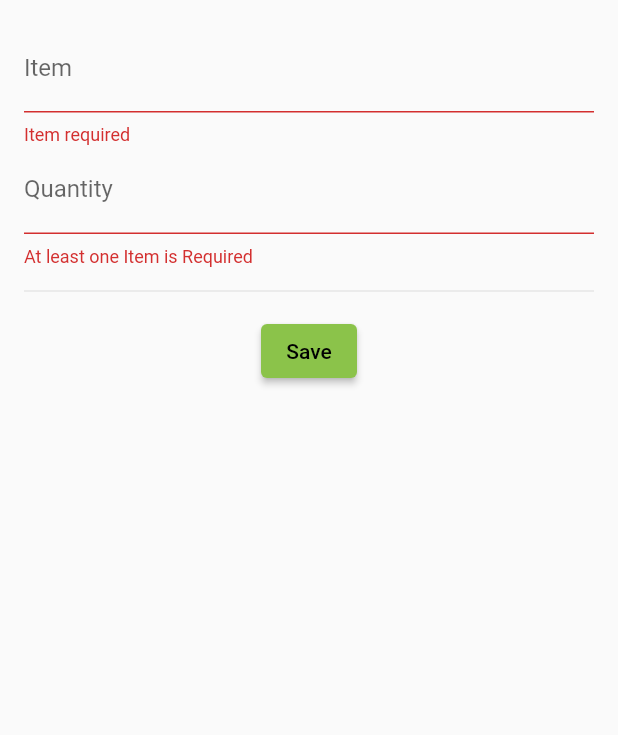
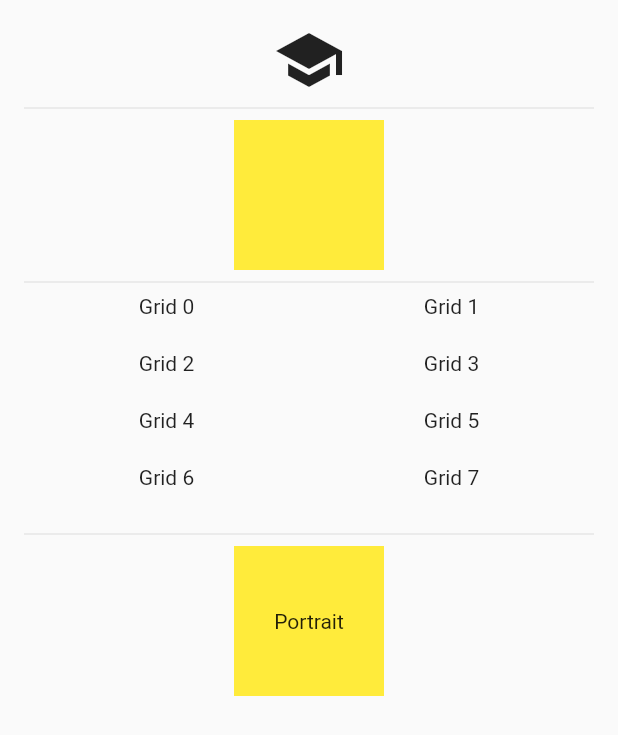
Before and after one commit to WSzoda/Flutter-Beginner, a Flutter app: the screen it shows after launch, on a phone screen of 412 x 824 dp. Shown: the top 735 px of the screen. Run offline on Flutter 3.47's test engine with Material 2 defaults, Android fonts, the phone set to English and light mode, and no system bars.

Commit message:
ch6_orientation

```diff
--- a/lib/pages/home.dart
+++ b/lib/pages/home.dart
@@ -8,75 +8,128 @@ class Home extends StatefulWidget {
 }
 
 class _HomeState extends State<Home> {
-  final GlobalKey<FormState> _formStateKey = GlobalKey<FormState>();
-  final Order _order = Order();
-
-  String? _validateItemRequired(String value) {
-    return value.isEmpty ? "Item required" : null;
-  }
-
-  String? _validateItemCount(String value) {
-    int? valueAsInteger = value.isEmpty ? 0 : int.tryParse(value);
-    return valueAsInteger == 0 ? 'At least one Item is Required' : null;
-  }
-
-  void _submitOrder() {
-    if (_formStateKey.currentState!.validate()) {
-      _formStateKey.currentState?.save();
-      print('Order Item: ${_order.item}');
-      print('Order Quantity: ${_order.quantity}');
-    }
-  }
-
   @override
   Widget build(BuildContext context) {
     return Scaffold(
       body: SafeArea(
-        child: Column(
-          children: [
-            Form(
-              key: _formStateKey,
-              autovalidateMode: AutovalidateMode.always,
-              child: Padding(
-                padding: const EdgeInsets.all(16),
-                child: Column(
-                  children: [
-                    TextFormField(
-                      decoration: const InputDecoration(
-                        hintText: 'Espresso',
-                        labelText: 'Item',
-                      ),
-                      validator: (value) => _validateItemRequired(value!),
-                      onSaved: (newValue) => _order.item = newValue!,
-                    ),
-                    TextFormField(
-                      decoration: InputDecoration(
-                        hintText: '3',
-                        labelText: 'Quantity',
-                      ),
-                      validator: (value) => _validateItemCount(value!),
-                      onSaved: (newValue) =>
-                          _order.quantity = int.tryParse(newValue!)!,
-                    ),
-                    Divider(
-                      height: 32,
-                    ),
-                    ElevatedButton(
-                      onPressed: () => _submitOrder(),
-                      child: Text('Save'),
-                    )
-                  ],
-                ),
-              ),
+        child: SingleChildScrollView(
+          child: Padding(
+            padding: const EdgeInsets.all(16),
+            child: Column(
+              children: const [
+                OrientationLayoutIconsWidget(),
+                Divider(),
+                OrientationLayoutWidget(),
+                Divider(),
+                GridViewWidget(),
+                Divider(),
+                OrientationBuilderWidget()
+              ],
             ),
-          ],
+          ),
         ),
       ),
     );
   }
 }
 
-class Order {
-  late String item;
-  late int quantity;
+class OrientationLayoutIconsWidget extends StatelessWidget {
+  const OrientationLayoutIconsWidget({super.key});
+
+  @override
+  Widget build(BuildContext context) {
+    Orientation orientation = MediaQuery.of(context).orientation;
+    return orientation == Orientation.portrait
+        ? Row(
+            mainAxisAlignment: MainAxisAlignment.center,
+            children: const [
+              Icon(
+                Icons.school,
+                size: 48,
+              ),
+            ],
+          )
+        : Row(
+            mainAxisAlignment: MainAxisAlignment.center,
+            children: const [
+              Icon(
+                Icons.school,
+                size: 48,
+              ),
+              Icon(
+                Icons.brush,
+                size: 48,
+              )
+            ],
+          );
+  }
 }
+
+class OrientationLayoutWidget extends StatelessWidget {
+  const OrientationLayoutWidget({super.key});
+
+  @override
+  Widget build(BuildContext context) {
+    Orientation orientation = MediaQuery.of(context).orientation;
+
+    if (orientation == Orientation.portrait) {
+      return Container(
+        color: Colors.yellow,
+        width: 100,
+        height: 100,
+      );
+    } else {
+      return Container(
+        color: Colors.green,
+        width: 200,
+        height: 200,
+      );
+    }
+  }
+}
+
+class GridViewWidget extends StatelessWidget {
+  const GridViewWidget({super.key});
+
+  @override
+  Widget build(BuildContext context) {
+    Orientation orientation = MediaQuery.of(context).orientation;
+    return GridView.count(
+      crossAxisCount: orientation == Orientation.portrait ? 2 : 4,
+      shrinkWrap: true,
+      physics: const NeverScrollableScrollPhysics(),
+      childAspectRatio: 5,
+      children: List.generate(8, (index) {
+        return Text(
+          "Grid $index",
+          textAlign: TextAlign.center,
+        );
+      }),
+    );
+  }
+}
+
+class OrientationBuilderWidget extends StatelessWidget {
+  const OrientationBuilderWidget({super.key});
+
+  @override
+  Widget build(BuildContext context) {
+    return OrientationBuilder(builder: (context, orientation) {
+      return orientation == Orientation.portrait
+          ? Container(
+              alignment: Alignment.center,
+              color: Colors.yellow,
+              height: 100,
+              width: 100,
+              child: Text('Portrait'),
+            )
+          : Container(
+              alignment: Alignment.center,
+              color: Colors.lightGreen,
+              height: 100,
+              width: 200,
+              child: Text('Landscape'),
+            );
+    });
+  }
+}
```
